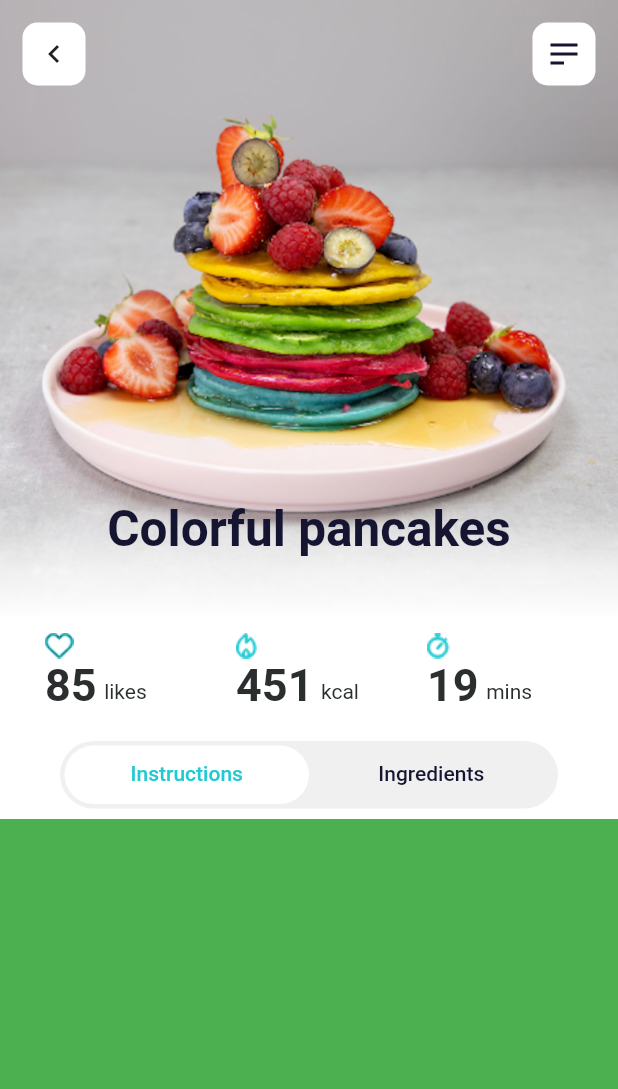
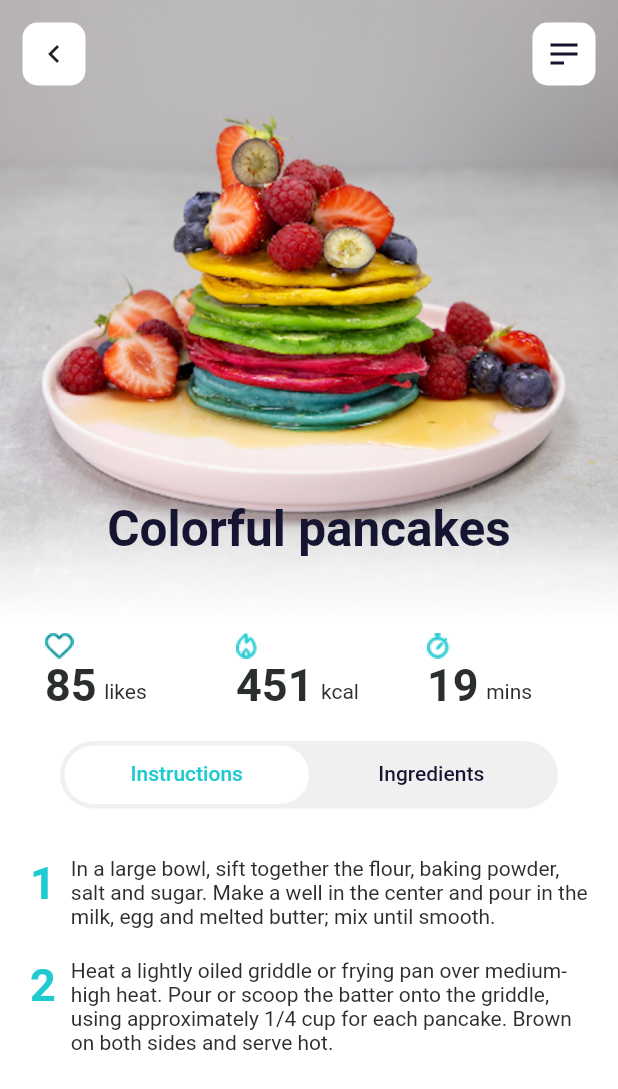
Before and after one commit to Volgar04/bodyo, a Flutter app: the screen it shows after launch, on a phone screen of 412 x 824 dp. Shown: the top 1089 px of the screen. Run offline on Flutter 3.47's test engine with Material 2 defaults, Android fonts, the phone set to English and light mode, and no system bars; drawn by our look-alikes of auto_size_text.

Commit message:
Content for instructions and ingredients tabs added

```diff
--- /dev/null
+++ b/lib/ui/components/body_tab_view.dart
@@ -0,0 +1,29 @@
+import 'package:flutter/material.dart';
+
+class BodyTabView extends StatelessWidget {
+  final List<Widget> children;
+
+  const BodyTabView({@required this.children});
+
+  @override
+  Widget build(BuildContext context) {
+    return SafeArea(
+      top: false,
+      bottom: false,
+      child: Builder(
+        builder: (BuildContext context) {
+          return CustomScrollView(
+            slivers: [
+              SliverPadding(
+                padding: EdgeInsets.symmetric(vertical: 15.0),
+                sliver: SliverList(
+                  delegate: SliverChildListDelegate(children),
+                ),
+              ),
+            ],
+          );
+        },
+      ),
+    );
+  }
+}
--- /dev/null
+++ b/lib/ui/components/recipes_ingredients_tab.dart
@@ -0,0 +1,53 @@
+import 'package:bodyo/ui/components/body_tab_view.dart';
+import 'package:flutter/material.dart';
+
+class RecipesIngredientsTab extends StatelessWidget {
+  @override
+  Widget build(BuildContext context) {
+    return BodyTabView(
+      children: [
+        RecipesIngredientsItem(text: '1 1/2 cups all-purpose flour'),
+        RecipesIngredientsItem(text: '3 tablespoons butter, melted'),
+        RecipesIngredientsItem(text: '3 1/2 teaspoons baking powder'),
+        RecipesIngredientsItem(text: '1 1/4 cups milk'),
+        RecipesIngredientsItem(text: '1 tablespoon white sugar'),
+        RecipesIngredientsItem(text: '1 teaspoon salt'),
+        RecipesIngredientsItem(text: '1 egg'),
+      ],
+    );
+  }
+}
+
+class RecipesIngredientsItem extends StatelessWidget {
+  final String text;
+
+  RecipesIngredientsItem({@required this.text});
+
+  @override
+  Widget build(BuildContext context) {
+    return Padding(
+      padding:
+          EdgeInsets.only(left: 45.0, bottom: 12.0, top: 12.0, right: 20.0),
+      child: Row(
+        children: [
+          Container(
+            width: 10.0,
+            height: 10.0,
+            decoration:
+                BoxDecoration(color: Color(0xff20CAD1), shape: BoxShape.circle),
+          ),
+          SizedBox(width: 10.0),
+          Expanded(
+            child: Text(
+              text,
+              style: TextStyle(
+                  color: Color(0xff2A2E2E),
+                  fontSize: 18.0,
+                  fontWeight: FontWeight.w600),
+            ),
+          ),
+        ],
+      ),
+    );
+  }
+}
--- /dev/null
+++ b/lib/ui/components/recipes_instructions_tab.dart
@@ -0,0 +1,56 @@
+import 'package:bodyo/ui/components/body_tab_view.dart';
+import 'package:flutter/material.dart';
+
+class RecipesInstructionsTab extends StatelessWidget {
+  @override
+  Widget build(BuildContext context) {
+    return BodyTabView(
+      children: [
+        Padding(
+          padding: EdgeInsets.symmetric(horizontal: 20.0, vertical: 10.0),
+          child: Row(
+            crossAxisAlignment: CrossAxisAlignment.start,
+            children: [
+              Text(
+                '1',
+                style: TextStyle(
+                    color: Color(0xff20CAD1),
+                    fontSize: 30.0,
+                    fontWeight: FontWeight.bold),
+              ),
+              SizedBox(width: 10.0),
+              Expanded(
+                child: Text(
+                  'In a large bowl, sift together the flour, baking powder, salt and sugar. Make a well in the center and pour in the milk, egg and melted butter; mix until smooth.',
+                  style: TextStyle(color: Color(0xff2A2E2E)),
+                ),
+              ),
+            ],
+          ),
+        ),
+        Padding(
+          padding: EdgeInsets.symmetric(horizontal: 20.0, vertical: 10.0),
+          child: Row(
+            crossAxisAlignment: CrossAxisAlignment.start,
+            children: [
+              Text(
+                '2',
+                style: TextStyle(
+                    color: Color(0xff20CAD1),
+                    fontSize: 30.0,
+                    fontWeight: FontWeight.bold),
+              ),
+              SizedBox(width: 10.0),
+              Expanded(
+                child: Text(
+                  'Heat a lightly oiled griddle or frying pan over medium-high heat. Pour or scoop the batter onto the griddle, using approximately 1/4 cup for each pancake. Brown on both sides and serve hot.',
+                  style: TextStyle(color: Color(0xff2A2E2E)),
+                ),
+              ),
+            ],
+          ),
+        ),
+      ],
+    );
+  }
+}
--- a/lib/ui/components/recipes_page_view.dart
+++ /dev/null
@@ -1,58 +0,0 @@
-import 'package:flutter/material.dart';
-
-class RecipesPageView extends StatelessWidget {
-  final TabController tabController;
-
-  const RecipesPageView({@required this.tabController});
-
-
-  static var _instructionDatas = [
-    {
-      'step': '1',
-      'description':
-      'In a large bowl, sift together the flour, baking powder, salt and sugar. Make a well in the center and pour in the milk, egg and melted butter; mix until smooth.'
-    },
-    {
-      'step': '2',
-      'description':
-      'Heat a lightly oiled griddle or frying pan over medium-high heat. Pour or scoop the batter onto the griddle, using approximately 1/4 cup for each pancake. Brown on both sides and serve hot.'
-    }
-  ];
-
-  static var _ingredientsDatas = [
-    '1 1/2 cups all-purpose flour',
-    '3 tablespoons butter, melted',
-    '3 1/2 teaspoons baking powder',
-    '1 1/4 cups milk',
-    '1 tablespoon white sugar',
-    '1 teaspoon salt',
-    '1 egg',
-  ];
-
-  @override
-  Widget build(BuildContext context) {
-    return Column(
-      mainAxisSize: MainAxisSize.max,
-      children: [
-        Expanded(
-          child: TabBarView(
-            controller: tabController,
-            children: [
-              Container(
-                height: 1200,
-                color: Colors.green,
-                width: double.infinity,
-              ),
-              ListView.builder(
-                itemBuilder: (BuildContext context, int index) {
-                  return Text(index.toString());
-                },
-                itemCount: 250,
-              ),
-            ],
-          ),
-        ),
-      ],
-    );
-  }
-}
--- a/lib/ui/screens/home_screen.dart
+++ b/lib/ui/screens/home_screen.dart
@@ -1,7 +1,8 @@
 import 'package:bodyo/ui/components/recipes_banner.dart';
 import 'package:bodyo/ui/components/recipes_banner_tab_bar.dart';
 import 'package:bodyo/ui/components/recipes_header.dart';
-import 'package:bodyo/ui/components/recipes_page_view.dart';
+import 'package:bodyo/ui/components/recipes_ingredients_tab.dart';
+import 'package:bodyo/ui/components/recipes_instructions_tab.dart';
 import 'package:bodyo/ui/components/recipes_tab_bar.dart';
 import 'package:flutter/material.dart';
 
@@ -36,7 +37,13 @@ class _HomeScreenState extends State<HomeScreen>
             ),
           ];
         },
-        body: RecipesPageView(tabController: _tabController),
+        body: TabBarView(
+          controller: _tabController,
+          children: [
+            RecipesInstructionsTab(),
+            RecipesIngredientsTab(),
+          ],
+        ),
       ),
     );
   }
```
